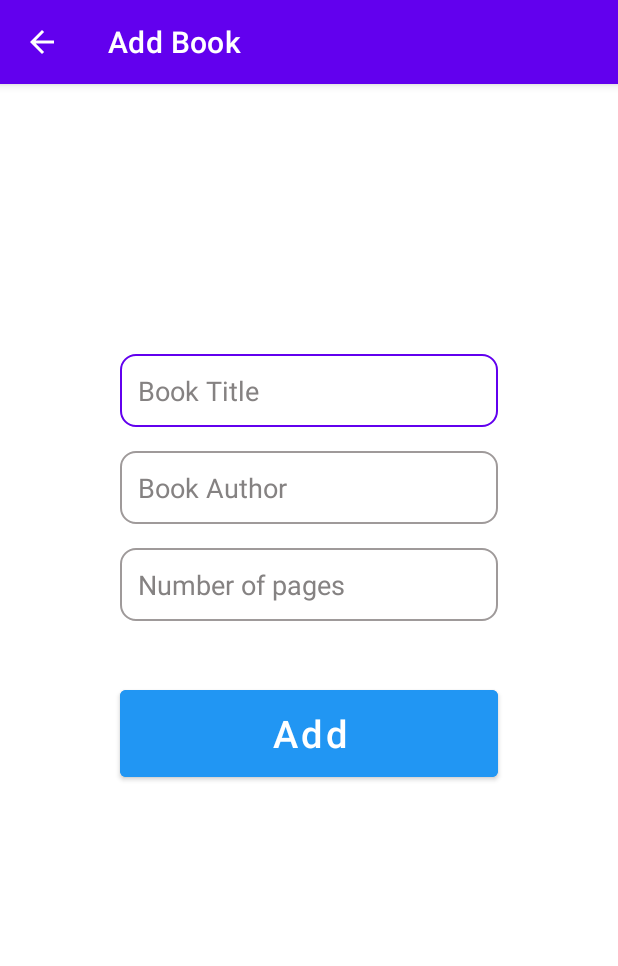
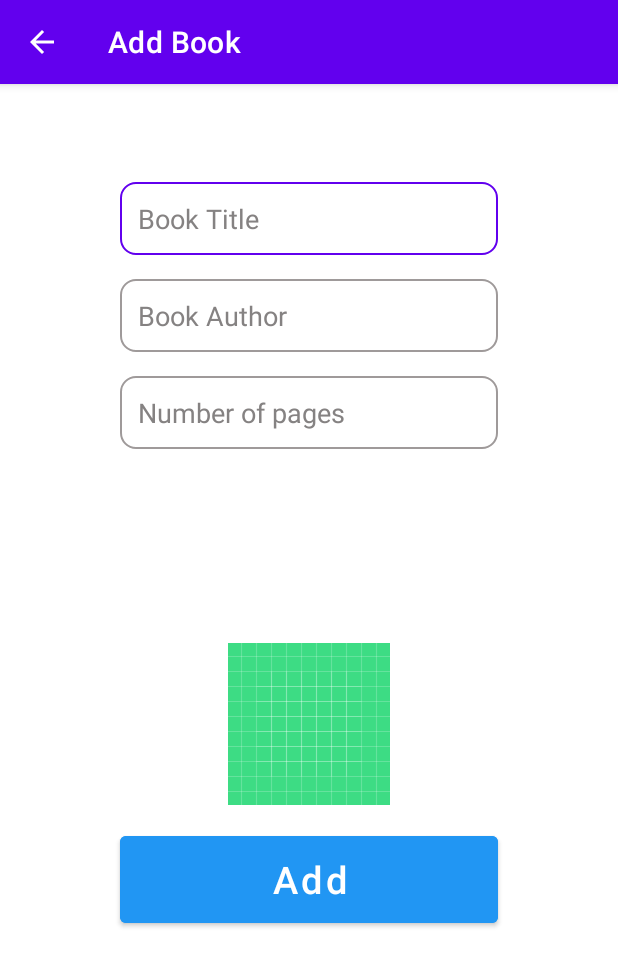
Before and after one commit to exark/Ma_bibliotheque, an Android app: the screen it shows after launch (AddActivity), after a tap on an icon or button, on a phone screen of 412 x 824 dp. Shown: the top 966 px of the screen. Run offline under Robolectric (Android 15) with nearby library versions, the phone set to English and light mode, and no system bars; our stand-ins replace Picasso; libraries missing offline, so code that uses them is left out: com.theartofdev.edmodo.

Commit message:
import works, searchView still not..

```diff
--- a/app/src/main/AndroidManifest.xml
+++ b/app/src/main/AndroidManifest.xml
@@ -1,7 +1,9 @@
 <?xml version="1.0" encoding="utf-8"?>
 <manifest xmlns:android="http://schemas.android.com/apk/res/android"
     package="com.example.mabibliotheque">
-
+    <uses-permission android:name="android.permission.READ_EXTERNAL_STORAGE"/>
+    <uses-permission android:name="android.permission.WRITE_EXTERNAL_STORAGE"/>
+    <uses-permission android:name="android.permission.CAMERA"/>
     <application
         android:allowBackup="true"
         android:icon="@mipmap/ic_book"
@@ -26,6 +28,8 @@
                 <category android:name="android.intent.category.LAUNCHER" />
             </intent-filter>
         </activity>
+        <activity android:name="com.theartofdev.edmodo.cropper.CropImageActivity"
+            android:theme="@style/Base.Theme.AppCompat"/> <!-- optional (needed if default theme has no action bar) -->
     </application>
 
 </manifest>
--- a/app/src/main/java/com/example/mabibliotheque/CustomAdapter.java
+++ b/app/src/main/java/com/example/mabibliotheque/CustomAdapter.java
@@ -16,31 +16,27 @@ import android.widget.TextView;
 import androidx.annotation.NonNull;
 import androidx.recyclerview.widget.RecyclerView;
 
-import java.lang.reflect.Array;
 import java.util.ArrayList;
 import java.util.Collection;
 import java.util.List;
-import java.util.Locale;
 
 public class CustomAdapter extends RecyclerView.Adapter<CustomAdapter.MyViewHolder> implements Filterable{
-
-
-
     private Context context;
     private Activity activity;
-    private ArrayList book_id, book_title, book_author, book_pages;
+    private ArrayList<String> book_id;
+    private ArrayList<String> book_title;
+    private ArrayList<String> book_author;
+    private ArrayList<String> book_pages;
     Animation translate_anim;
-    List<String> livreList;
 
-    CustomAdapter(Activity activity, Context context, ArrayList book_id, ArrayList book_title, ArrayList book_author,
-                  ArrayList book_pages){
+    CustomAdapter(Activity activity, Context context, ArrayList<String> book_id, ArrayList<String>  book_title, ArrayList<String> book_author,
+                  ArrayList<String> book_pages){
         this.activity = activity;
         this.context = context;
         this.book_id = book_id;
         this.book_title = book_title;
         this.book_author = book_author;
         this.book_pages = book_pages;
-        this.livreList = new ArrayList<>(livreList);
     }
 
     @NonNull
@@ -76,7 +72,8 @@ public class CustomAdapter extends RecyclerView.Adapter<CustomAdapter.MyViewHold
     }
 
     //search bar
-    @Override
+
+
     public  Filter getFilter() {
         return filter;
     }
@@ -102,8 +99,8 @@ public class CustomAdapter extends RecyclerView.Adapter<CustomAdapter.MyViewHold
 
         @Override
         protected void publishResults(CharSequence constraint, FilterResults results) {
-            livreList.clear();
-            livreList.addAll((Collection<? extends String>) results.values);
+            book_title.clear();
+            book_title.addAll((Collection<? extends String>) results.values);
             notifyDataSetChanged();
         }
     };
--- a/app/src/main/res/layout/activity_add.xml
+++ b/app/src/main/res/layout/activity_add.xml
@@ -13,7 +13,7 @@
         android:layout_width="match_parent"
         android:layout_height="wrap_content"
         android:layout_marginStart="50dp"
-        android:layout_marginTop="150dp"
+        android:layout_marginTop="35dp"
         android:layout_marginEnd="50dp"
         android:background="@drawable/custom_input"
         android:ems="10"
@@ -74,12 +74,25 @@
         app:layout_constraintStart_toStartOf="parent"
         app:layout_constraintTop_toBottomOf="@+id/author_input" />
 
+
+    <ImageView
+        android:id="@+id/pickImage"
+        android:layout_width="wrap_content"
+        android:layout_height="wrap_content"
+        android:layout_marginBottom="79dp"
+        android:src="@drawable/ic_launcher_background"
+        app:layout_constraintBottom_toTopOf="@+id/add_button"
+        app:layout_constraintEnd_toEndOf="parent"
+        app:layout_constraintStart_toStartOf="parent"
+        app:layout_constraintTop_toBottomOf="@+id/pages_input"
+        app:layout_constraintVertical_bias="2" />
+
     <Button
         android:id="@+id/add_button"
         android:layout_width="match_parent"
         android:layout_height="70dp"
         android:layout_marginStart="50dp"
-        android:layout_marginTop="40dp"
+        android:layout_marginTop="252dp"
         android:layout_marginEnd="50dp"
         android:backgroundTint="#2196F3"
         android:backgroundTintMode="add"
@@ -90,6 +103,7 @@
         android:visibility="visible"
         app:iconTint="#000000"
         app:layout_constraintEnd_toEndOf="parent"
+        app:layout_constraintHorizontal_bias="0.666"
         app:layout_constraintStart_toStartOf="parent"
         app:layout_constraintTop_toBottomOf="@+id/pages_input" />
 </androidx.constraintlayout.widget.ConstraintLayout>
--- a/app/src/main/res/layout/activity_main.xml
+++ b/app/src/main/res/layout/activity_main.xml
@@ -61,4 +61,6 @@
         app:layout_constraintStart_toStartOf="parent"
         app:layout_constraintTop_toBottomOf="@+id/empty_imageview"
         tools:visibility="visible" />
+
+
 </androidx.constraintlayout.widget.ConstraintLayout>
--- a/app/src/main/res/menu/my_menu.xml
+++ b/app/src/main/res/menu/my_menu.xml
@@ -3,10 +3,10 @@
     xmlns:app="http://schemas.android.com/apk/res-auto">
 
     <item android:title="Search"
-        android:id="@+id/item_search"
+        android:id="@+id/search_bar"
         android:icon="@drawable/ic_action_search"
         app:actionViewClass="android.widget.SearchView"
-        app:showAsAction="always|collapseActionView"></item>
+        app:showAsAction="ifRoom|collapseActionView"></item>
     <item
         android:id="@+id/delete_all"
         android:title="delete All"
--- a/app/src/main/res/values/strings.xml
+++ b/app/src/main/res/values/strings.xml
@@ -1,4 +1,4 @@
 <resources>
     <string name="app_name">Ma bibliotheque</string>
-    <string name="no_data">No Data.</string>
+    <string name="no_data">No Data.</string>>
 </resources>
```
Also changed, not shown: app/build.gradle (+7 -5 lines), app/src/main/java/com/example/mabibliotheque/AddActivity.java (+117 -0 lines), app/src/main/java/com/example/mabibliotheque/MainActivity.java (+22 -3 lines), app/src/main/res/layout/toolbar.xml (added, +11 -0 lines), app/src/main/res/values/styles.xml (added, +8 -0 lines).
